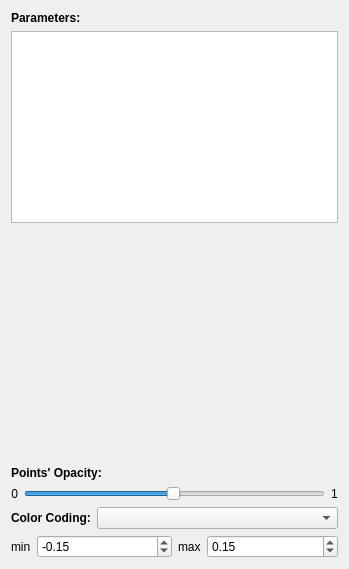
Qt form modules/PorosityAnalyser/SPMSettings.ui (3dct/open_iA) before a commit.
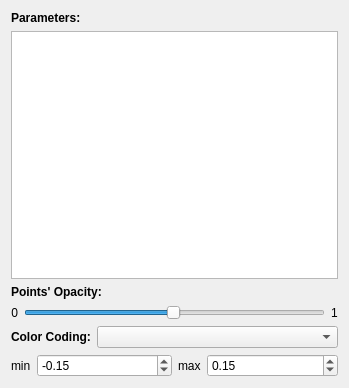
The same form after that commit.

Commit message: PorosityAnalyzer: SPM settings - remove space and make column list expand instead

```diff
--- a/modules/PorosityAnalyser/SPMSettings.ui
+++ b/modules/PorosityAnalyser/SPMSettings.ui
@@ -7,7 +7,7 @@
     <x>0</x>
     <y>0</y>
     <width>349</width>
-    <height>569</height>
+    <height>388</height>
    </rect>
   </property>
   <property name="windowTitle">
@@ -32,7 +32,7 @@
      <item>
       <widget class="QListWidget" name="parametersList">
        <property name="sizePolicy">
-        <sizepolicy hsizetype="Preferred" vsizetype="Preferred">
+        <sizepolicy hsizetype="Preferred" vsizetype="Expanding">
          <horstretch>0</horstretch>
          <verstretch>0</verstretch>
         </sizepolicy>
@@ -41,22 +41,6 @@
      </item>
     </layout>
    </item>
-   <item>
-    <spacer name="verticalSpacer">
-     <property name="orientation">
-      <enum>Qt::Vertical</enum>
-     </property>
-     <property name="sizeType">
-      <enum>QSizePolicy::Expanding</enum>
-     </property>
-     <property name="sizeHint" stdset="0">
-      <size>
-       <width>17</width>
-       <height>151</height>
-      </size>
-     </property>
-    </spacer>
-   </item>
    <item>
     <layout class="QVBoxLayout" name="verticalLayout">
      <item>
```
